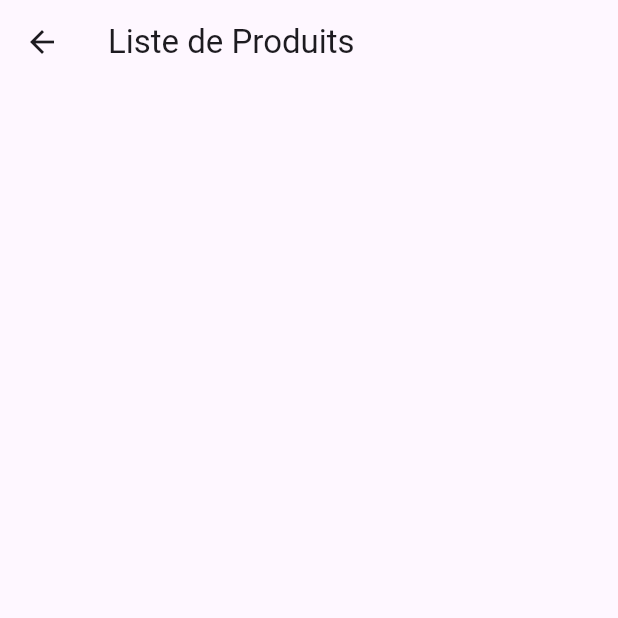
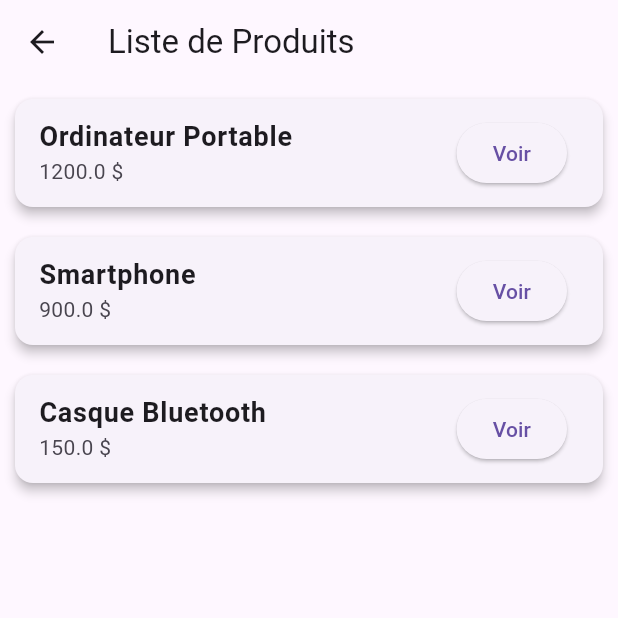
Before and after one commit to arianemaeva03-star/Flutter_app_produits, a Flutter app: the ListProduits screen opened directly, on a phone screen of 412 x 824 dp, the top half of it. Run offline on Flutter 3.47's test engine with Material 3 defaults, Android fonts, the phone set to English and light mode, and no system bars.

Commit message:
Ajout des widgets ListView + Card + ListTile

```diff
--- a/lib/page_liste_produits.dart
+++ b/lib/page_liste_produits.dart
@@ -27,6 +27,32 @@ class ListProduits extends StatelessWidget {
   Widget build(BuildContext context) {
     return Scaffold(
       appBar: AppBar(title: Text("Liste de Produits")),
+      body: ListView.builder(
+        itemCount: produits.length,
+        itemBuilder: (context, index) {
+          final produit = produits[index];
+          return Card(
+            elevation: 3,
+            margin: EdgeInsets.all(10),
+            child: ListTile(
+              title: Text(produit.nom,
+                  style: TextStyle(fontSize: 18, fontWeight: FontWeight.bold)),
+              subtitle: Text("${produit.prix} \$"),
+              trailing: ElevatedButton(
+                child: Text("Voir"),
+                onPressed: () {
+                  Navigator.push(
+                    context,
+                    MaterialPageRoute(
+                      builder: (context) => DetailsProduit(produit: produit),
+                    ),
+                  );
+                },
+              ),
+            ),
+          );
+        },
+      ),
     );
   }
 }
```
